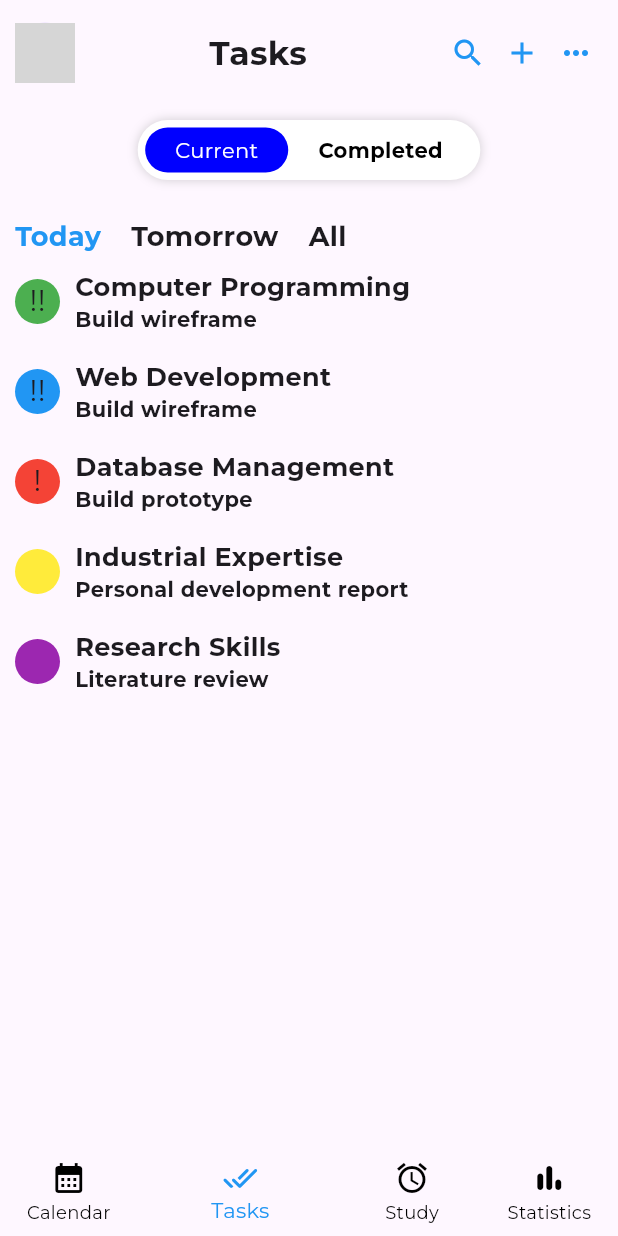
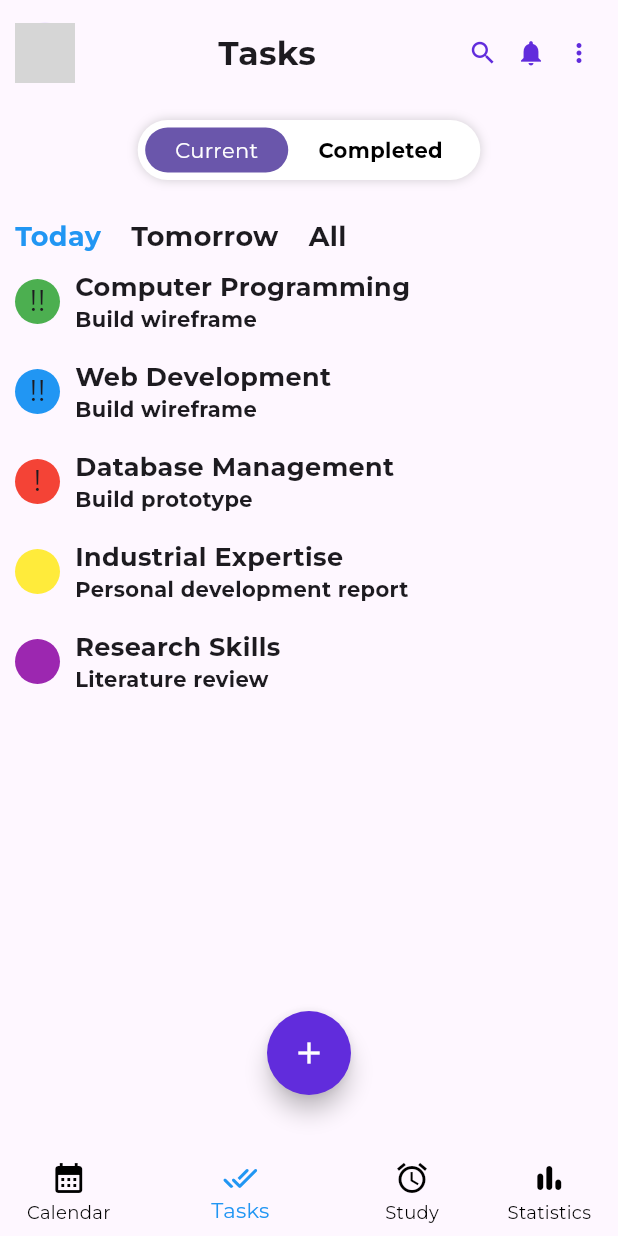
Before and after one commit to izieo/studitivity, a Flutter app: the screen it shows once a user with an empty profile is signed in, item 2 of the bottom bar chosen, after a tap on the "search" icon, on a phone screen of 412 x 824 dp. Run offline on Flutter 3.47's test engine with Material 3 defaults, Android fonts, the phone set to English and light mode, and no system bars; our stand-ins replace firebase_auth, firebase_core, get, google_fonts; missing offline and left inert: horizontal_week_calendar; accounts and stored records are empty; network calls fail; grey boxes are pictures that could not be loaded.

Commit message:
added notification icon to calendar, tasks, and statistics pages. Updated colour scheme on various pages. Added FAB to calendar, tasks, and groups pages

```diff
--- a/lib/screens/calendar.dart
+++ b/lib/screens/calendar.dart
@@ -6,6 +6,7 @@ import 'package:studitivity/screens/create_event.dart';
 import 'package:studitivity/screens/profile.dart';
 import 'package:studitivity/widgets/event.dart';
 import 'package:studitivity/widgets/pill_switch.dart';
+import 'package:studitivity/screens/notification.dart';
 
 class CalendarView extends StatelessWidget {
   const CalendarView({super.key});
@@ -17,11 +18,13 @@ class CalendarView extends StatelessWidget {
         actions: [
           IconButton(
             onPressed: () {},
-            icon: const Icon(Icons.search, color: Colors.blue),
+            icon: const Icon(Icons.search, color: Color.fromARGB(255, 97, 44, 220), size: 20),
+            iconSize: 20,
           ),
           IconButton(
-            onPressed: () => Get.to(const NewEventView()),
-            icon: const Icon(Icons.add, color: Colors.blue),
+            onPressed: () => Get.to(const NotificationView()),
+            icon: const Icon(Icons.notifications, color: Color.fromARGB(255, 97, 44, 220), size: 20),
+            iconSize: 20,
           ),
         ],
         automaticallyImplyLeading: false,
@@ -41,7 +44,10 @@ class CalendarView extends StatelessWidget {
         title: Center(
           child: Text(
             '${DateFormat.MMMM().format(DateTime.now())}, ${DateTime.now().year}',
-            style: const TextStyle(color: Colors.blue),
+            style: const TextStyle(
+              fontSize: 22.0,
+              fontWeight: FontWeight.bold,
+            ),
             textAlign: TextAlign.center,
           ),
         ),
@@ -105,6 +111,18 @@ class CalendarView extends StatelessWidget {
           ),
         ],
       ),
+      floatingActionButton: Container(
+        margin: const EdgeInsets.only(bottom: 20.0),
+        child: FloatingActionButton(
+          onPressed: () => Get.to(const NewEventView()),
+          backgroundColor:  const Color.fromARGB(255, 97, 44, 220),
+          shape: RoundedRectangleBorder(
+            borderRadius: BorderRadius.circular(30.0),
+          ),
+          child: const Icon(Icons.add, color: Colors.white),
+        ),
+      ),
+      floatingActionButtonLocation: FloatingActionButtonLocation.centerFloat,
     );
   }
 }
--- a/lib/screens/tasks.dart
+++ b/lib/screens/tasks.dart
@@ -5,6 +5,7 @@ import 'package:studitivity/widgets/pill_switch.dart';
 import 'package:studitivity/widgets/sort_tasks.dart';
 import 'package:studitivity/widgets/task_item.dart';
 import 'package:studitivity/screens/profile.dart';
+import 'package:studitivity/screens/notification.dart';
 
 class TaskView extends StatelessWidget {
   const TaskView({super.key});
@@ -46,14 +47,14 @@ class TaskView extends StatelessWidget {
                         onTap: () {},
                         child: const Padding(
                           padding: EdgeInsets.all(6.0),
-                          child: Icon(Icons.search, color: Colors.blue),
+                          child: Icon(Icons.search, color: Color.fromARGB(255, 97, 44, 220), size: 20),
                         ),
                       ),
                       InkWell(
-                        onTap: () => Get.to(const NewTaskView()),
+                        onTap: () => Get.to(const NotificationView()),
                         child: const Padding(
                           padding: EdgeInsets.all(6.0),
-                          child: Icon(Icons.add, color: Colors.blue),
+                          child: Icon(Icons.notifications, color: Color.fromARGB(255, 97, 44, 220), size: 20),
                         ),
                       ),
                       InkWell(
@@ -69,7 +70,7 @@ class TaskView extends StatelessWidget {
                         ),
                         child: const Padding(
                           padding: EdgeInsets.all(6.0),
-                          child: Icon(Icons.more_horiz, color: Colors.blue),
+                          child: Icon(Icons.more_vert, color: Color.fromARGB(255, 97, 44, 220), size: 20,),
                         ),
                       ),
                     ],
@@ -147,6 +148,18 @@ class TaskView extends StatelessWidget {
           ),
         ),
       ),
+      floatingActionButton: Container(
+        margin: const EdgeInsets.only(bottom: 20.0),
+        child: FloatingActionButton(
+          onPressed: () => Get.to(const NewTaskView()),
+          backgroundColor: const Color.fromARGB(255, 97, 44, 220),
+          shape: RoundedRectangleBorder(
+            borderRadius: BorderRadius.circular(30.0),
+          ),
+          child: const Icon(Icons.add, color: Colors.white),
+        ),
+      ),
+      floatingActionButtonLocation: FloatingActionButtonLocation.centerFloat,
     );
   }
 }
--- a/lib/widgets/pill_switch.dart
+++ b/lib/widgets/pill_switch.dart
@@ -39,7 +39,7 @@ class PillSwitch extends StatelessWidget {
         decoration: BoxDecoration(
           borderRadius: BorderRadius.circular(30.0),
           color: index.value == position
-            ? const Color.fromARGB(255, 0, 0, 255)
+            ? Color.fromARGB(255, 106, 86, 171)//Color.fromARGB(255, 96, 67, 194)
             : Colors.transparent,
         ),
         padding: const EdgeInsets.symmetric(
```
Also changed, not shown: lib/screens/group.dart (+3 -6 lines), lib/screens/groups.dart (+15 -20 lines), lib/screens/stats.dart (+13 -9 lines).
